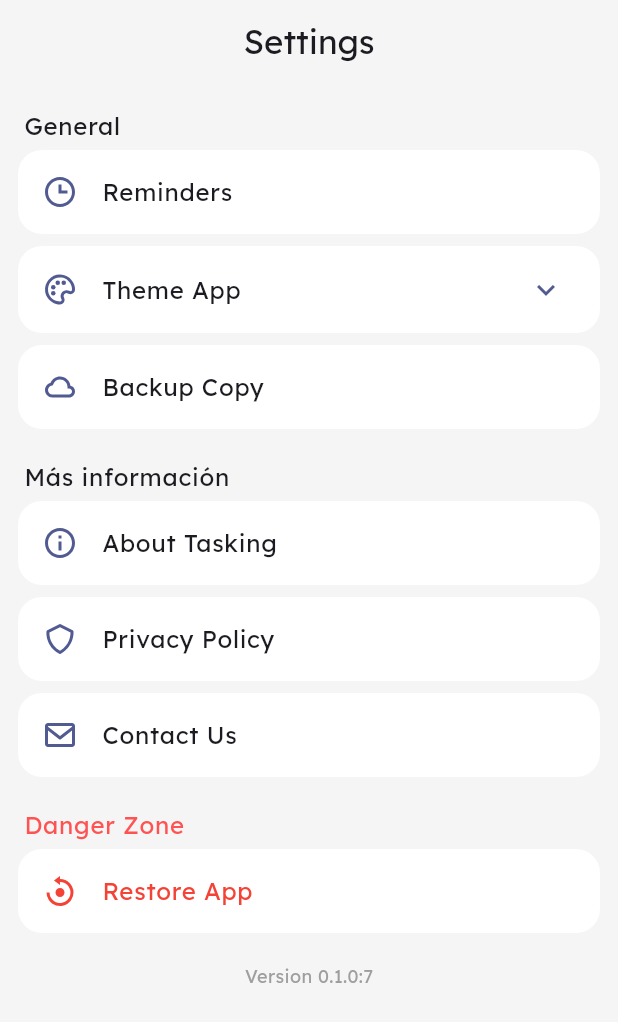
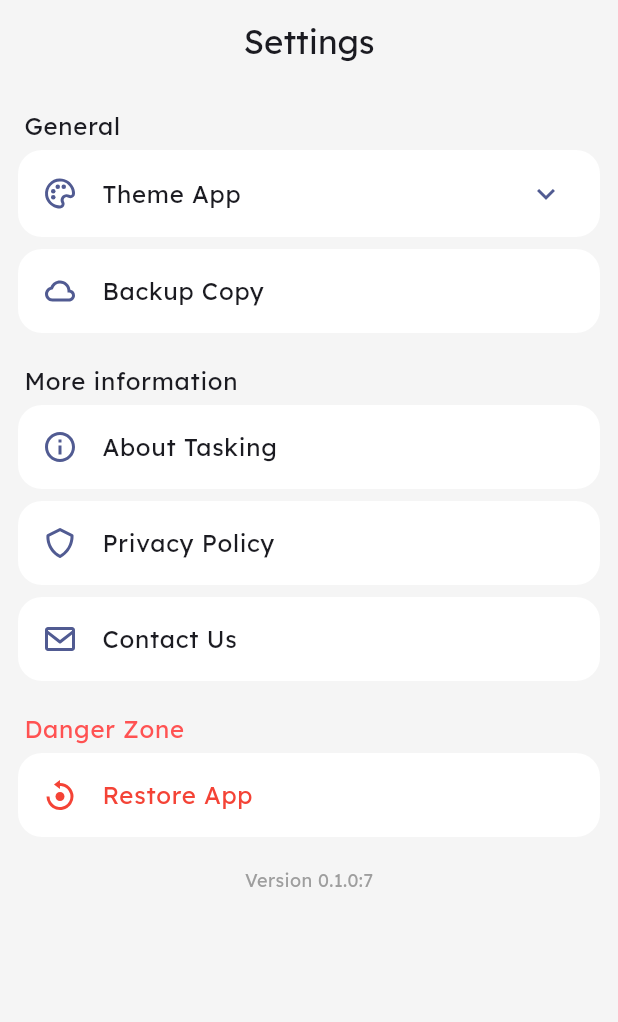
Before and after one commit to axelromandev/tasking_app, a Flutter app: the SettingsPage screen opened by its route, on a phone screen of 412 x 824 dp. Shown: the top 1022 px of the screen. Run offline on Flutter 3.47's test engine with Material 3 defaults, Android fonts, the phone set to English and light mode, and no system bars; our stand-ins replace file_picker, flutter_datetime_picker_plus, flutter_local_notifications, flutter_riverpod, flutter_svg, gap and 9 more; missing offline and left inert: flex_color_picker, flutter_archive; accounts and stored records are empty; generated files the repository leaves out were written again; statements that could not run were skipped.

Commit message:
:bug: fix language in settings page

```diff
--- a/lib/app/presentation/pages/settings_page.dart
+++ b/lib/app/presentation/pages/settings_page.dart
@@ -44,17 +44,6 @@ class SettingsPage extends ConsumerWidget {
                 ),
                 Card(
                   color: isDarkMode ? null : Colors.white,
-                  child: ListTile(
-                    onTap: () async {
-                      //TODO: Implementar la funcionalidad de recordatorios.
-                    },
-                    iconColor: colors.primary,
-                    leading: const Icon(BoxIcons.bx_time),
-                    title: Text(S.of(context).settings_general_reminders),
-                  ),
-                ),
-                Card(
-                  color: isDarkMode ? null : Colors.white,
                   child: ExpansionTile(
                     controller:
                         ref.read(colorThemeProvider.notifier).controller,
@@ -97,10 +86,8 @@ class SettingsPage extends ConsumerWidget {
                 ),
                 Container(
                   margin: const EdgeInsets.only(top: defaultPadding, left: 8),
-                  child: Text(
-                    'Más información',
-                    style: style.bodyLarge,
-                  ),
+                  child: Text(S.of(context).settings_label_info,
+                      style: style.bodyLarge),
                 ),
                 Card(
                   color: isDarkMode ? null : Colors.white,
--- a/lib/l10n/intl_en.arb
+++ b/lib/l10n/intl_en.arb
@@ -37,11 +37,8 @@
   "settings_custom_theme": "Theme App",
   "settings_label_about": "About",
   "settings_about_app": "About Tasking",
+  "settings_label_info": "More information",
   "settings_legal_privacy_policy": "Privacy Policy",
-  "settings_legal_terms_of_use": "Terms of Use",
-  "settings_label_social": "Social",
-  "settings_social_rate_app": "Rate App",
-  "settings_social_share_app": "Share App",
   "settings_support_contact": "Contact Us",
   "settings_label_restore": "Danger Zone",
   "settings_button_restore_app": "Restore App",
```
Also changed, not shown: lib/l10n/intl_es.arb (+2 -5 lines).
